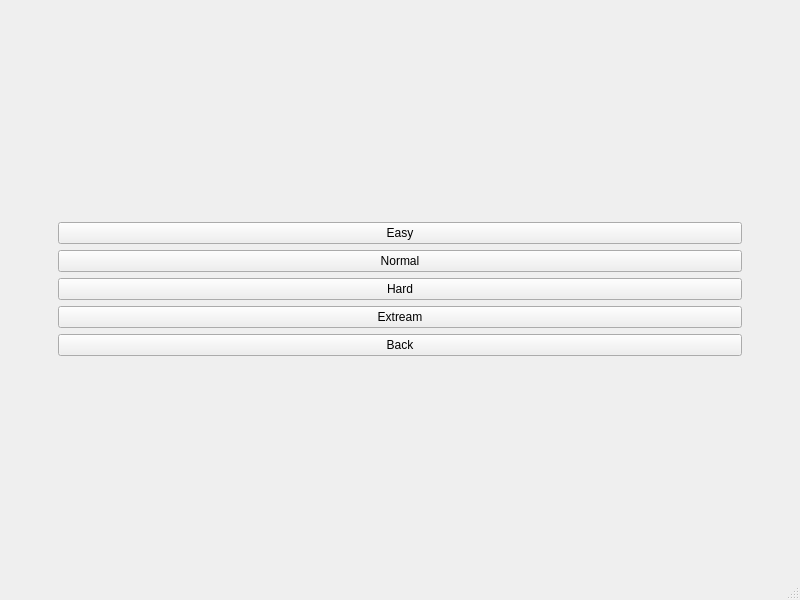
Qt form src/ui/mainwindow.ui (Bogdan741/MazeGenerator) before a commit.
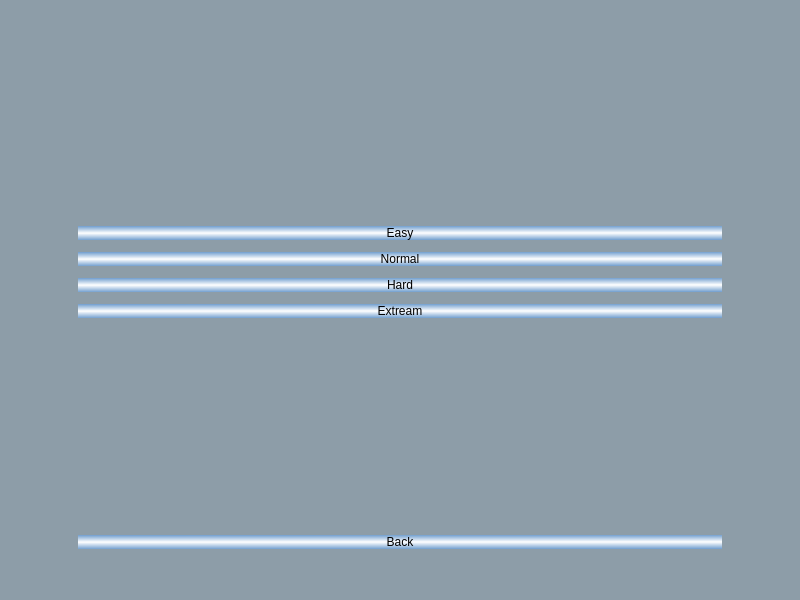
The same form after that commit. The open tabs and pages were chosen to show the change.

```diff
--- a/src/ui/mainwindow.ui
+++ b/src/ui/mainwindow.ui
@@ -14,9 +14,15 @@
    <string>MainWindow</string>
   </property>
   <widget class="QWidget" name="centralwidget">
+   <property name="styleSheet">
+    <string notr="true">background-color: rgb(141, 157, 168);</string>
+   </property>
    <layout class="QVBoxLayout" name="verticalLayout">
     <item>
      <widget class="QStackedWidget" name="stackedWidget">
+      <property name="styleSheet">
+       <string notr="true"/>
+      </property>
       <property name="currentIndex">
        <number>0</number>
       </property>
@@ -186,7 +192,7 @@
        </layout>
       </widget>
       <widget class="QWidget" name="page_2">
-       <layout class="QVBoxLayout" name="verticalLayout_3">
+       <layout class="QVBoxLayout" name="verticalLayout_3" stretch="1,0,0,0,0,1,0,0">
         <item>
          <spacer name="verticalSpacer_3">
           <property name="orientation">
@@ -212,7 +218,7 @@
             </property>
             <property name="sizeHint" stdset="0">
              <size>
-              <width>40</width>
+              <width>60</width>
               <height>20</height>
              </size>
             </property>
@@ -220,6 +226,14 @@
           </item>
           <item>
            <widget class="QPushButton" name="easy_b">
+            <property name="styleSheet">
+             <string notr="true">QPushButton{
+	background-color: qlineargradient(spread:reflect, x1:0.477, y1:0, x2:0.485981, y2:0.5, stop:0 rgba(114, 159, 207, 255), stop:1 rgba(255, 255, 255, 255));
+	border-radius: 10px;
+	font: 30pt &quot;Ubuntu&quot;;
+}
+</string>
+            </property>
             <property name="text">
              <string>Easy</string>
             </property>
@@ -235,7 +249,7 @@
             </property>
             <property name="sizeHint" stdset="0">
              <size>
-              <width>40</width>
+              <width>60</width>
               <height>20</height>
              </size>
             </property>
@@ -255,7 +269,7 @@
             </property>
             <property name="sizeHint" stdset="0">
              <size>
-              <width>40</width>
+              <width>60</width>
               <height>20</height>
              </size>
             </property>
@@ -263,6 +277,14 @@
           </item>
           <item>
            <widget class="QPushButton" name="normal_b">
+            <property name="styleSheet">
+             <string notr="true">QPushButton{
+	background-color: qlineargradient(spread:reflect, x1:0.477, y1:0, x2:0.485981, y2:0.5, stop:0 rgba(114, 159, 207, 255), stop:1 rgba(255, 255, 255, 255));
+	border-radius: 10px;
+	font: 30pt &quot;Ubuntu&quot;;
+}
+</string>
+            </property>
             <property name="text">
              <string>Normal</string>
             </property>
@@ -278,7 +300,7 @@
             </property>
             <property name="sizeHint" stdset="0">
              <size>
-              <width>40</width>
+              <width>60</width>
               <height>20</height>
              </size>
             </property>
@@ -298,7 +320,7 @@
             </property>
             <property name="sizeHint" stdset="0">
              <size>
-              <width>40</width>
+              <width>60</width>
               <height>20</height>
              </size>
             </property>
@@ -306,6 +328,14 @@
           </item>
           <item>
            <widget class="QPushButton" name="hard_b">
+            <property name="styleSheet">
+             <string notr="true">QPushButton{
+	background-color: qlineargradient(spread:reflect, x1:0.477, y1:0, x2:0.485981, y2:0.5, stop:0 rgba(114, 159, 207, 255), stop:1 rgba(255, 255, 255, 255));
+	border-radius: 10px;
+	font: 30pt &quot;Ubuntu&quot;;
+}
+</string>
+            </property>
             <property name="text">
              <string>Hard</string>
             </property>
@@ -321,7 +351,7 @@
             </property>
             <property name="sizeHint" stdset="0">
              <size>
-              <width>40</width>
+              <width>60</width>
               <height>20</height>
              </size>
             </property>
@@ -341,7 +371,7 @@
             </property>
             <property name="sizeHint" stdset="0">
              <size>
-              <width>40</width>
+              <width>60</width>
               <height>20</height>
              </size>
             </property>
@@ -349,6 +379,14 @@
           </item>
           <item>
            <widget class="QPushButton" name="extream_b">
+            <property name="styleSheet">
+             <string notr="true">QPushButton{
+	background-color: qlineargradient(spread:reflect, x1:0.477, y1:0, x2:0.485981, y2:0.5, stop:0 rgba(114, 159, 207, 255), stop:1 rgba(255, 255, 255, 255));
+	border-radius: 10px;
+	font: 30pt &quot;Ubuntu&quot;;
+}
+</string>
+            </property>
             <property name="text">
              <string>Extream</string>
             </property>
@@ -364,7 +402,7 @@
             </property>
             <property name="sizeHint" stdset="0">
              <size>
-              <width>40</width>
+              <width>60</width>
               <height>20</height>
              </size>
             </property>
@@ -372,6 +410,19 @@
           </item>
          </layout>
         </item>
+        <item>
+         <spacer name="verticalSpacer_6">
+          <property name="orientation">
+           <enum>Qt::Vertical</enum>
+          </property>
+          <property name="sizeHint" stdset="0">
+           <size>
+            <width>20</width>
+            <height>40</height>
+           </size>
+          </property>
+         </spacer>
+        </item>
         <item>
          <layout class="QHBoxLayout" name="horizontalLayout_8">
           <item>
@@ -384,7 +435,7 @@
             </property>
             <property name="sizeHint" stdset="0">
              <size>
-              <width>40</width>
+              <width>60</width>
               <height>20</height>
              </size>
             </property>
@@ -392,6 +443,14 @@
           </item>
           <item>
            <widget class="QPushButton" name="back_b">
+            <property name="styleSheet">
+             <string notr="true">QPushButton{
+	background-color: qlineargradient(spread:reflect, x1:0.477, y1:0, x2:0.485981, y2:0.5, stop:0 rgba(114, 159, 207, 255), stop:1 rgba(255, 255, 255, 255));
+	border-radius: 10px;
+	font: 30pt &quot;Ubuntu&quot;;
+}
+</string>
+            </property>
             <property name="text">
              <string>Back</string>
             </property>
@@ -407,7 +466,7 @@
             </property>
             <property name="sizeHint" stdset="0">
              <size>
-              <width>40</width>
+              <width>60</width>
               <height>20</height>
              </size>
             </property>
@@ -423,7 +482,7 @@
           <property name="sizeHint" stdset="0">
            <size>
             <width>20</width>
-            <height>40</height>
+            <height>30</height>
            </size>
           </property>
          </spacer>
@@ -434,7 +493,6 @@
     </item>
    </layout>
   </widget>
-  <widget class="QStatusBar" name="statusbar"/>
  </widget>
  <resources/>
  <connections/>
```
Left out of the diff: 85 changed lines with no effect on the pictures.
